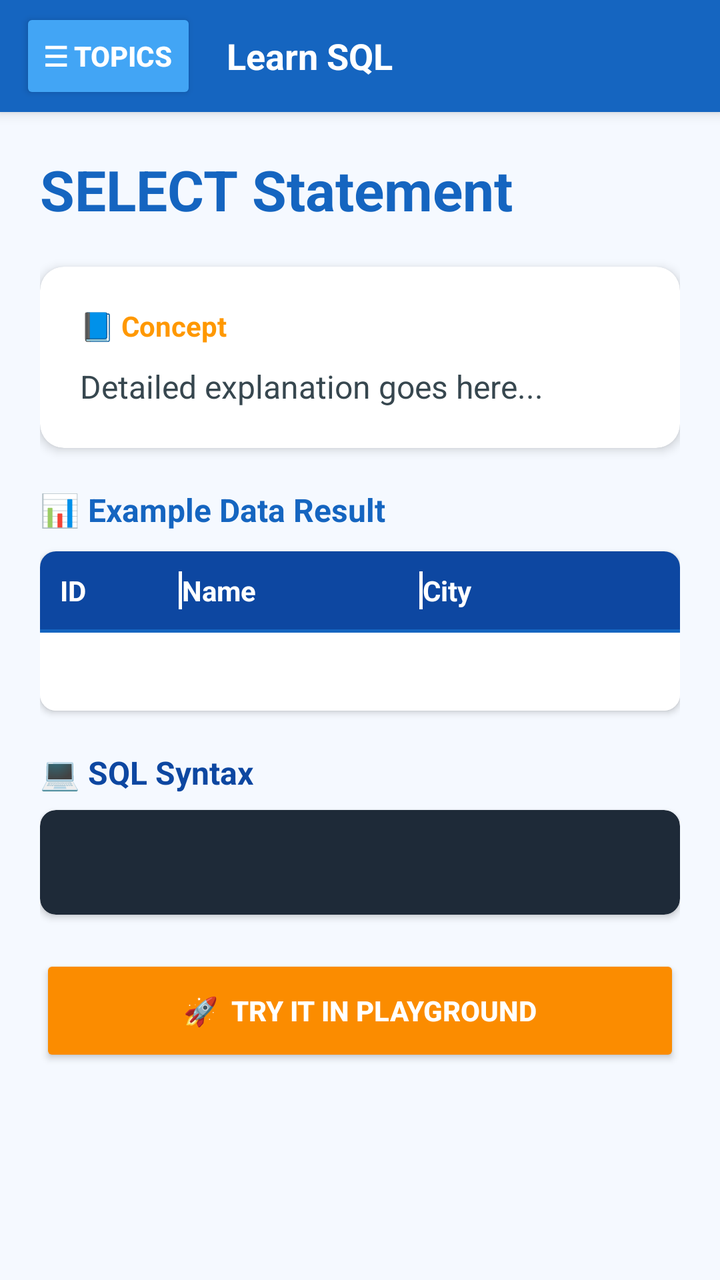
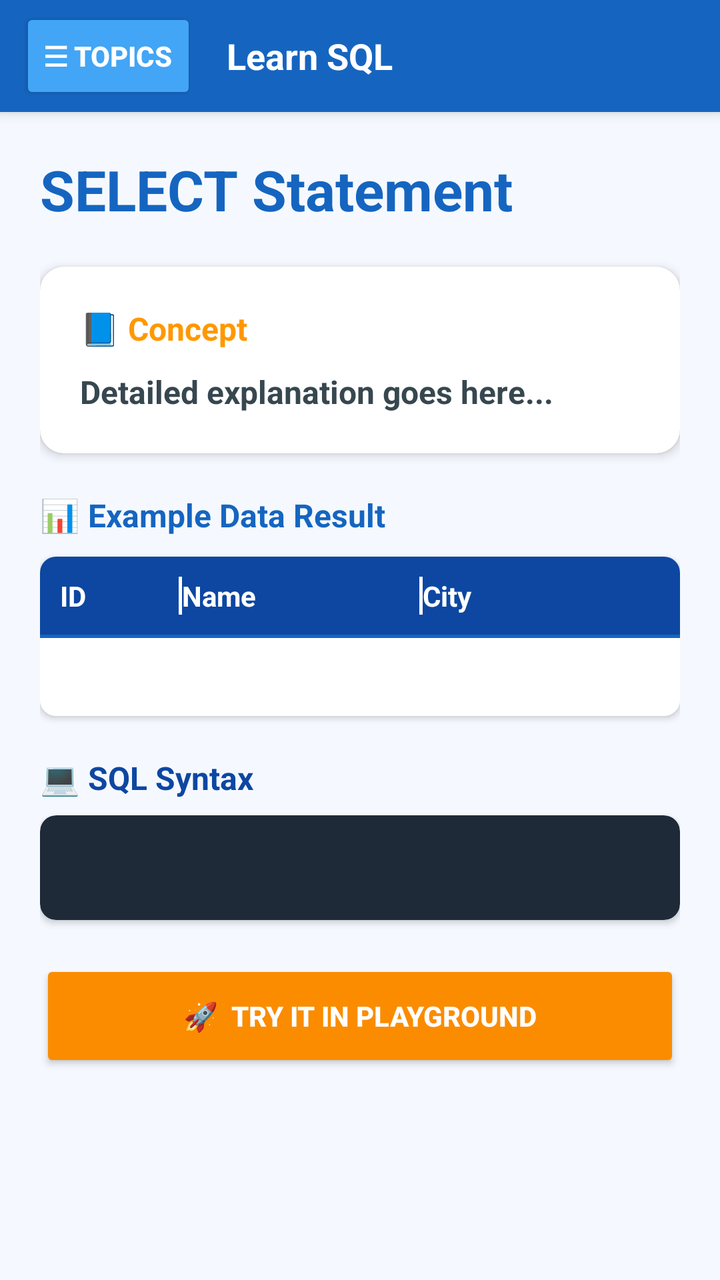

Two renders of the same Android screen: before a commit and after it. Below are the layout's source before the change and the commit's diff.
<!-- AndroidManifest.xml: application theme Theme.AppCompat.Light.NoActionBar -->
<!-- res/layout/activity_learn_detail.xml -->
<?xml version="1.0" encoding="utf-8"?>
<LinearLayout xmlns:android="http://schemas.android.com/apk/res/android"
    xmlns:app="http://schemas.android.com/apk/res-auto"
    android:layout_width="match_parent"
    android:layout_height="match_parent"
    android:orientation="vertical"
    android:background="#F5F9FF"
    android:fitsSystemWindows="true">

    
    <LinearLayout
        android:layout_width="match_parent"
        android:layout_height="wrap_content"
        android:minHeight="56dp"
        android:background="#1565C0"
        android:gravity="center_vertical"
        android:paddingStart="10dp"
        android:paddingEnd="10dp"
        android:elevation="4dp">

        <Button
            android:id="@+id/btnMenu"
            android:layout_width="wrap_content"
            android:layout_height="wrap_content"
            android:text="☰ Topics"
            android:textStyle="bold"
            android:textSize="14sp"
            android:backgroundTint="#42A5F5"
            android:textColor="#FFFFFF"
            android:minHeight="48dp"/>

        <TextView
            android:layout_width="wrap_content"
            android:layout_height="wrap_content"
            android:text="Learn SQL"
            android:textSize="18sp"
            android:textStyle="bold"
            android:textColor="#FFFFFF"
            android:layout_marginStart="15dp"/>
    </LinearLayout>

    <ScrollView
        android:layout_width="match_parent"
        android:layout_height="match_parent"
        android:fillViewport="true">

        <LinearLayout
            android:layout_width="match_parent"
            android:layout_height="wrap_content"
            android:orientation="vertical"
            android:padding="20dp">

            
            <TextView
                android:id="@+id/tvDetailTitle"
                android:layout_width="match_parent"
                android:layout_height="wrap_content"
                android:layout_marginBottom="20dp"
                android:text="SELECT Statement"
                android:textColor="#1565C0"
                android:textSize="28sp"
                android:textStyle="bold" />

            
            <androidx.cardview.widget.CardView
                android:layout_width="match_parent"
                android:layout_height="wrap_content"
                android:layout_marginBottom="20dp"
                app:cardCornerRadius="12dp"
                app:cardElevation="3dp">

                <LinearLayout
                    android:layout_width="match_parent"
                    android:layout_height="wrap_content"
                    android:orientation="vertical"
                    android:padding="20dp">

                    <TextView
                        android:layout_width="wrap_content"
                        android:layout_height="wrap_content"
                        android:layout_marginBottom="10dp"
                        android:text="📘 Concept"
                        android:textColor="#FF9800"
                        android:textSize="14sp"
                        android:textStyle="bold" />

                    <TextView
                        android:id="@+id/tvDetailDesc"
                        android:layout_width="match_parent"
                        android:layout_height="wrap_content"
                        android:lineSpacingExtra="6dp"
                        android:text="Detailed explanation goes here..."
                        android:textColor="#37474F"
                        android:textSize="16sp" />
                </LinearLayout>
            </androidx.cardview.widget.CardView>

            
            <TextView
                android:layout_width="wrap_content"
                android:layout_height="wrap_content"
                android:layout_marginBottom="10dp"
                android:text="📊 Example Data Result"
                android:textColor="#1565C0"
                android:textSize="16sp"
                android:textStyle="bold" />

            
            <androidx.cardview.widget.CardView
                android:layout_width="match_parent"
                android:layout_height="wrap_content"
                android:layout_marginBottom="20dp"
                app:cardCornerRadius="8dp"
                app:cardElevation="2dp">

                <LinearLayout
                    android:layout_width="match_parent"
                    android:layout_height="wrap_content"
                    android:orientation="vertical">

                    
                    <LinearLayout
                        android:layout_width="match_parent"
                        android:layout_height="wrap_content"
                        android:orientation="horizontal"
                        android:background="#0D47A1"
                        android:padding="10dp">

                        <TextView
                            android:layout_width="0dp"
                            android:layout_height="wrap_content"
                            android:layout_weight="1"
                            android:text="ID"
                            android:textStyle="bold"
                            android:textColor="#FFFFFF"/>

                        <View
                            android:layout_width="1.5dp"
                            android:layout_height="match_parent"
                            android:background="#FFFFFF"/>

                        <TextView
                            android:layout_width="0dp"
                            android:layout_height="wrap_content"
                            android:layout_weight="2"
                            android:text="Name"
                            android:textStyle="bold"
                            android:textColor="#FFFFFF"/>

                        <View
                            android:layout_width="1.5dp"
                            android:layout_height="match_parent"
                            android:background="#FFFFFF"/>

                        <TextView
                            android:layout_width="0dp"
                            android:layout_height="wrap_content"
                            android:layout_weight="2"
                            android:text="City"
                            android:textStyle="bold"
                            android:textColor="#FFFFFF"/>
                    </LinearLayout>

                    
                    <View
                        android:layout_width="match_parent"
                        android:layout_height="1.5dp"
                        android:background="#1565C0"/>

                    
                    <LinearLayout
                        android:layout_width="match_parent"
                        android:layout_height="wrap_content"
                        android:background="#FFFFFF"
                        android:padding="10dp">

                        
                        <TextView
                            android:id="@+id/tvExampleTables"
                            android:layout_width="match_parent"
                            android:layout_height="wrap_content"
                            android:textColor="#1565C0"
                            android:textSize="14sp"
                            android:fontFamily="monospace"/>
                    </LinearLayout>

                </LinearLayout>
            </androidx.cardview.widget.CardView>

            
            
            <TextView
                android:layout_width="wrap_content"
                android:layout_height="wrap_content"
                android:text="💻 SQL Syntax"
                android:textSize="16sp"
                android:textStyle="bold"
                android:textColor="#0D47A1"
                android:layout_marginBottom="8dp"/>

            <androidx.cardview.widget.CardView
                android:layout_width="match_parent"
                android:layout_height="wrap_content"
                app:cardCornerRadius="8dp"
                app:cardBackgroundColor="#1E2A38"
                android:layout_marginBottom="20dp">

                <TextView
                    android:id="@+id/tvDetailCode"
                    android:layout_width="match_parent"
                    android:layout_height="wrap_content"
                    android:padding="16dp"
                    android:textColor="#FFFFFF"
                    android:textSize="15sp"
                    android:fontFamily="monospace"/>
            </androidx.cardview.widget.CardView>

            <Button
                android:id="@+id/btnTryIt"
                android:layout_width="match_parent"
                android:layout_height="56dp"
                android:text="🚀  Try it in Playground"
                android:textStyle="bold"
                android:textColor="#FFFFFF"
                android:backgroundTint="#FB8C00"/>


        </LinearLayout>
    </ScrollView>
</LinearLayout>
<!-- resources referenced by this layout -->
<resources>

</resources>

<!-- the commit's change to res/layout/activity_learn_detail.xml (unified diff, before → after) -->
@@ -81,7 +81,7 @@
                         android:layout_marginBottom="10dp"
                         android:text="📘 Concept"
                         android:textColor="#FF9800"
-                        android:textSize="14sp"
+                        android:textSize="16sp"
                         android:textStyle="bold" />
 
                     <TextView
@@ -90,6 +90,7 @@
                         android:layout_height="wrap_content"
                         android:lineSpacingExtra="6dp"
                         android:text="Detailed explanation goes here..."
+                        android:textStyle="bold"
                         android:textColor="#37474F"
                         android:textSize="16sp" />
                 </LinearLayout>
